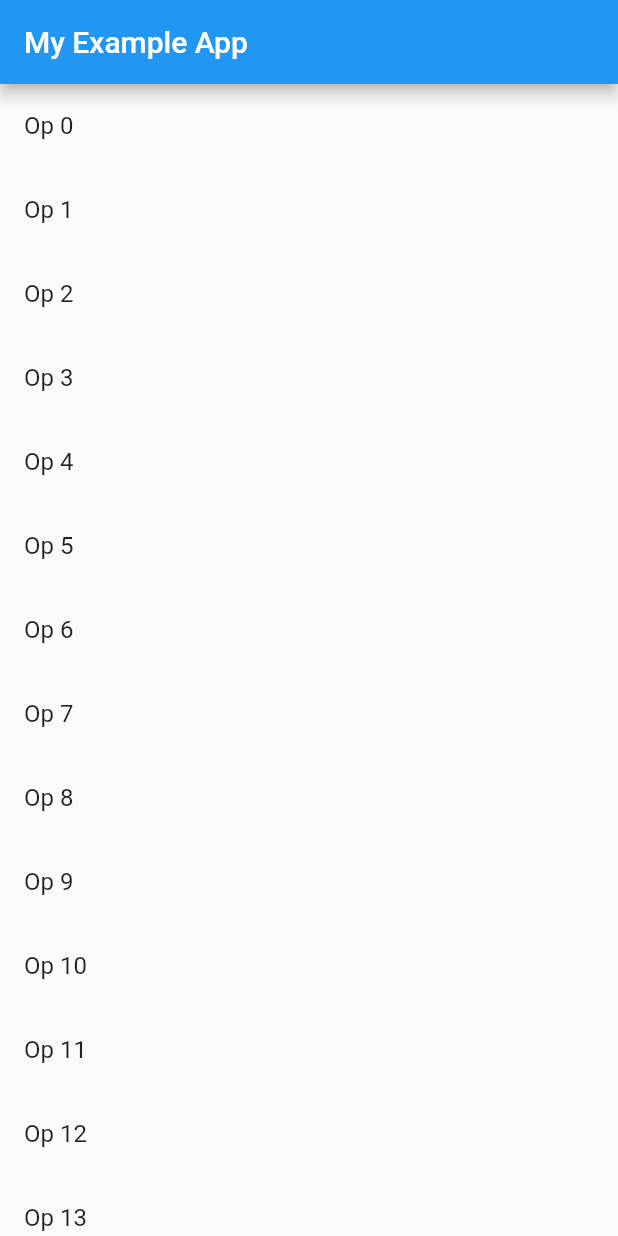
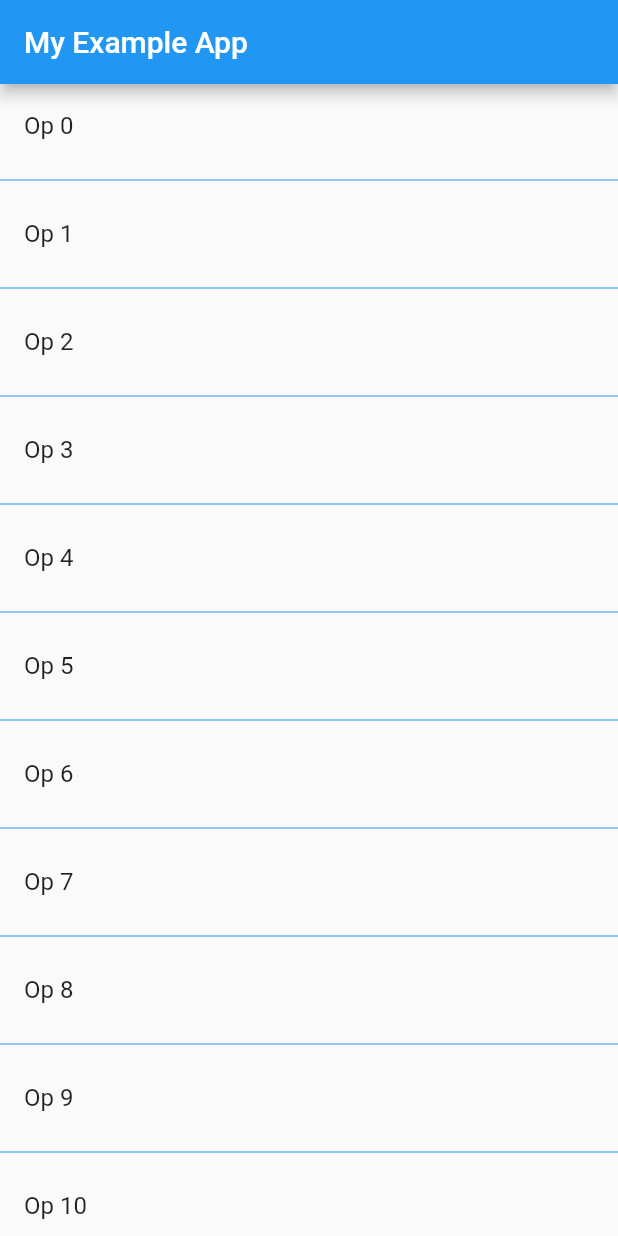
Before and after one commit to AnthonyDugarte/intermediate-flutter-course-examples-2, a Flutter app: the screen it shows after launch, on a phone screen of 412 x 824 dp. Run offline on Flutter 3.47's test engine with Material 2 defaults, Android fonts, the phone set to English and light mode, and no system bars.

```diff
--- a/lib/main.dart
+++ b/lib/main.dart
@@ -26,10 +26,12 @@ class MyApp extends StatefulWidget {
 
 class _MyAppState extends State<MyApp> {
   @override
-  Widget build(BuildContext context) => ListView.builder(
+  Widget build(BuildContext context) => ListView.separated(
+        itemCount: 15,
         itemBuilder: (BuildContext context, int i) => ListTile(
           title: Text("Op $i"),
         ),
-        itemCount: 15,
+        separatorBuilder: (BuildContext context, int i) =>
+            Divider(color: Colors.blue),
       );
 }
```
